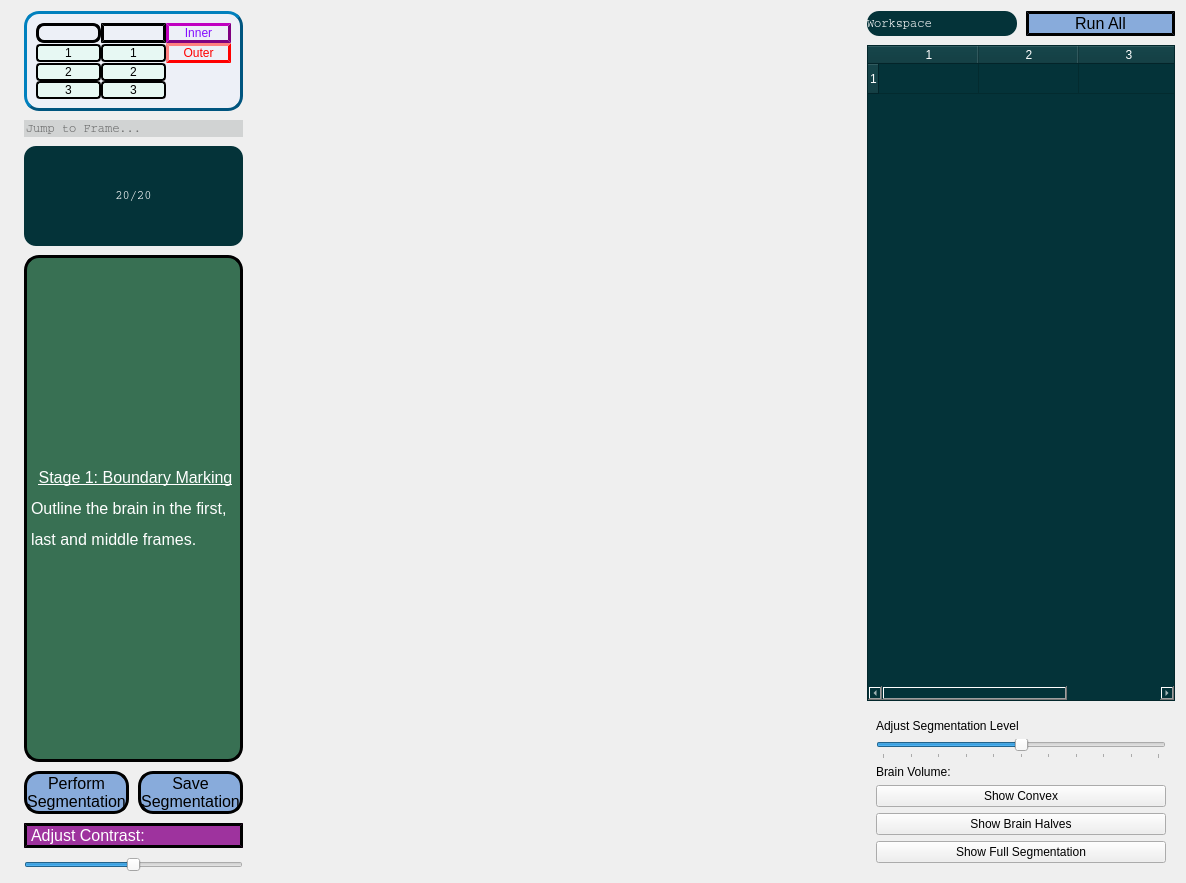
This is FetalMRI_Workspace.ui in EldanChodorov/Automated_FetalMRI as Qt 5 draws it before an edit. The edited form follows.
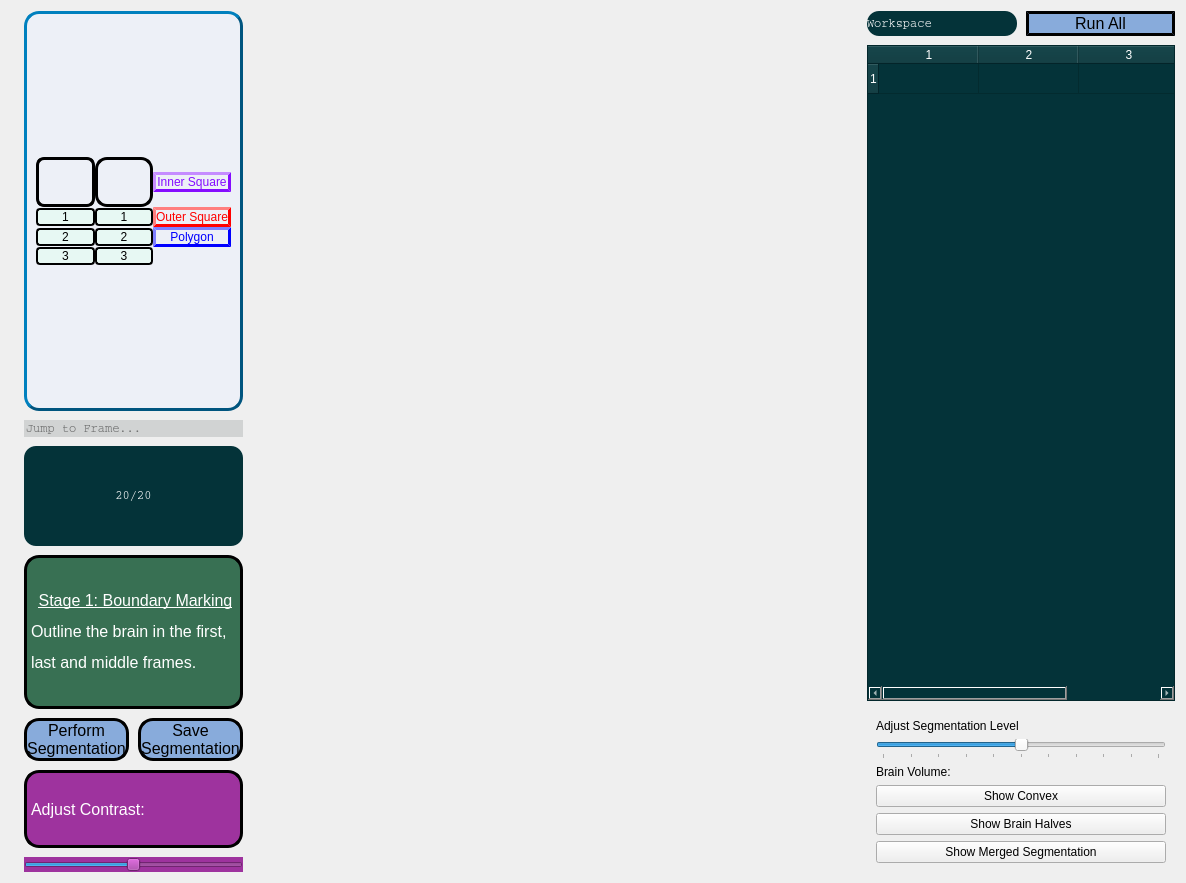
This is the edited form. Icons and pictures are not drawn.

Commit message: add polygon button + fix gui dimensions

The edit to the form file:
```diff
--- a/FetalMRI_Workspace.ui
+++ b/FetalMRI_Workspace.ui
@@ -37,7 +37,7 @@
         <number>0</number>
        </property>
        <item>
-        <layout class="QVBoxLayout" name="toolkitLayout" stretch="1,1,1,1,0">
+        <layout class="QVBoxLayout" name="toolkitLayout" stretch="1,1,1,1,1">
          <item>
           <widget class="QFrame" name="tool_kit">
            <property name="sizePolicy">
@@ -46,6 +46,12 @@
              <verstretch>0</verstretch>
             </sizepolicy>
            </property>
+           <property name="minimumSize">
+            <size>
+             <width>0</width>
+             <height>400</height>
+            </size>
+           </property>
            <property name="styleSheet">
             <string notr="true">border-color: rgb(0, 85, 127);
 background-color: rgb(237, 240, 247);
@@ -62,7 +68,7 @@
              <number>9</number>
             </property>
             <item row="0" column="0">
-             <layout class="QGridLayout" name="gridLayout_3">
+             <layout class="QGridLayout" name="gridLayout_3" rowminimumheight="5,1,1,1">
               <item row="2" column="0">
                <widget class="QPushButton" name="paintbrush_size2_btn">
                 <property name="styleSheet">
@@ -99,6 +105,18 @@
               </item>
               <item row="0" column="0">
                <widget class="QPushButton" name="paintbrush_btn">
+                <property name="minimumSize">
+                 <size>
+                  <width>50</width>
+                  <height>50</height>
+                 </size>
+                </property>
+                <property name="maximumSize">
+                 <size>
+                  <width>16777215</width>
+                  <height>500</height>
+                 </size>
+                </property>
                 <property name="toolTip">
                  <string>&lt;html&gt;&lt;head/&gt;&lt;body&gt;&lt;p&gt;Use paintbrush to mark points on image.&lt;/p&gt;&lt;/body&gt;&lt;/html&gt;</string>
                 </property>
@@ -113,7 +131,13 @@
                 </property>
                 <property name="icon">
                  <iconset>
-                  <normaloff>../../../../.designer/backup/images/paintbrush.png</normaloff>../../../../.designer/backup/images/paintbrush.png</iconset>
+                  <normaloff>images/paintbrush.png</normaloff>images/paintbrush.png</iconset>
+                </property>
+                <property name="iconSize">
+                 <size>
+                  <width>50</width>
+                  <height>50</height>
+                 </size>
                 </property>
                </widget>
               </item>
@@ -139,6 +163,12 @@
               </item>
               <item row="0" column="1">
                <widget class="QPushButton" name="eraser_btn">
+                <property name="minimumSize">
+                 <size>
+                  <width>50</width>
+                  <height>50</height>
+                 </size>
+                </property>
                 <property name="maximumSize">
                  <size>
                   <width>16777</width>
@@ -164,8 +194,8 @@
                 </property>
                 <property name="iconSize">
                  <size>
-                  <width>24</width>
-                  <height>24</height>
+                  <width>50</width>
+                  <height>50</height>
                  </size>
                 </property>
                </widget>
@@ -226,13 +256,14 @@
                 <property name="styleSheet">
                  <string notr="true">background-color:'white'; 
 color: rgb(133, 13, 255);
-border-radius: 12px; border-color: purple; border-width:3px;
+border-radius: 12px; border-color:  rgb(133, 13, 255); 
+border-width:3px;
 border-style: outset;
 font: 75 8pt &quot;MS Shell Dlg 2&quot;;
 </string>
                 </property>
                 <property name="text">
-                 <string>Inner</string>
+                 <string>Inner Square</string>
                 </property>
                 <property name="icon">
                  <iconset>
@@ -253,7 +284,7 @@
 border-style: outset;</string>
                 </property>
                 <property name="text">
-                 <string>Outer</string>
+                 <string>Outer Square</string>
                 </property>
                 <property name="icon">
                  <iconset>
@@ -261,6 +292,22 @@
                 </property>
                </widget>
               </item>
+              <item row="2" column="3">
+               <widget class="QPushButton" name="pushButton">
+                <property name="styleSheet">
+                 <string notr="true">background-color:'white'; 
+color: rgb(0, 0, 255);
+font: 75 8pt &quot;MS Shell Dlg 2&quot;;
+border-radius: 12px; 
+border-color: rgb(0, 0, 255);
+border-width: 3px;
+border-style: outset;</string>
+                </property>
+                <property name="text">
+                 <string>Polygon</string>
+                </property>
+               </widget>
+              </item>
              </layout>
             </item>
            </layout>
@@ -325,7 +372,7 @@
            <property name="maximumSize">
             <size>
              <width>800</width>
-             <height>800</height>
+             <height>200</height>
             </size>
            </property>
            <property name="toolTip">
@@ -350,7 +397,7 @@
           </widget>
          </item>
          <item>
-          <layout class="QVBoxLayout" name="verticalLayout_3">
+          <layout class="QVBoxLayout" name="verticalLayout_3" stretch="1,0">
            <item>
             <layout class="QHBoxLayout" name="horizontalLayout_3">
              <item>
@@ -386,6 +433,8 @@
             </layout>
            </item>
            <item>
+            <layout class="QVBoxLayout" name="verticalLayout_4" stretch="0,10">
+             <item>
             <widget class="QLabel" name="contrast_label">
              <property name="styleSheet">
               <string notr="true">background-color: rgb(158, 51, 158);
@@ -401,6 +450,10 @@
            </item>
            <item>
             <widget class="QSlider" name="contrast_slider">
+               <property name="styleSheet">
+                <string notr="true">background-color: rgb(158, 51, 158);
+color: rgb(158, 51, 158);</string>
+               </property>
              <property name="maximum">
               <number>10</number>
              </property>
@@ -416,6 +469,8 @@
          </item>
         </layout>
        </item>
+        </layout>
+       </item>
        <item>
         <layout class="QVBoxLayout" name="scrollLayout">
          <property name="spacing">
@@ -541,7 +596,7 @@
             <item>
              <widget class="QPushButton" name="show_full_seg_btn">
               <property name="text">
-               <string>Show Full Segmentation</string>
+               <string>Show Merged Segmentation</string>
               </property>
              </widget>
             </item>
```
Left out of the diff: 5 changed lines with no effect on the pictures. Lines whose indentation alone changed are shown as unchanged. The commit also changes 4 other files.
